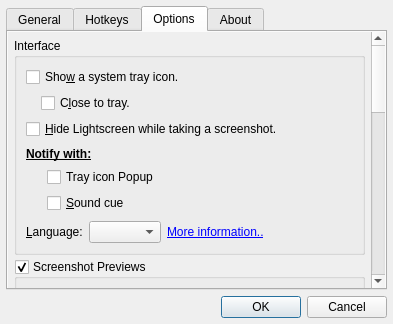
Before: the Qt Designer form dialogs/optionsdialog.ui in ckaiser/Lightscreen, drawn with Qt 5.
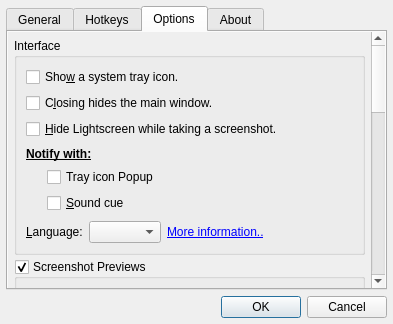
After: the same form once the commit is applied. The open tabs and pages were chosen to show the change. Icons and pictures are not drawn. Custom widgets are drawn as their Qt base class.

Commit message: Close to tray changed to close hides and updated icon

```diff
--- a/dialogs/optionsdialog.ui
+++ b/dialogs/optionsdialog.ui
@@ -571,7 +571,7 @@
             <x>0</x>
             <y>0</y>
             <width>358</width>
-            <height>782</height>
+            <height>780</height>
            </rect>
           </property>
           <layout class="QVBoxLayout" name="verticalLayout_5">
@@ -601,31 +601,11 @@
                </widget>
               </item>
               <item>
-               <layout class="QHBoxLayout" name="horizontalLayout">
-                <item>
-                 <spacer name="horizontalSpacer_11">
-                  <property name="orientation">
-                   <enum>Qt::Horizontal</enum>
-                  </property>
-                  <property name="sizeType">
-                   <enum>QSizePolicy::Fixed</enum>
-                  </property>
-                  <property name="sizeHint" stdset="0">
-                   <size>
-                    <width>15</width>
-                    <height>5</height>
-                   </size>
-                  </property>
-                 </spacer>
-                </item>
-                <item>
-                 <widget class="QCheckBox" name="closeToTrayCheckBox">
-                  <property name="text">
-                   <string>C&amp;lose to tray.</string>
-                  </property>
-                 </widget>
-                </item>
-               </layout>
+               <widget class="QCheckBox" name="closeHideCheckBox">
+                <property name="text">
+                 <string>C&amp;losing hides the main window.</string>
+                </property>
+               </widget>
               </item>
               <item>
                <widget class="QCheckBox" name="hideCheckBox">
```
The commit also changes 4 other files.
